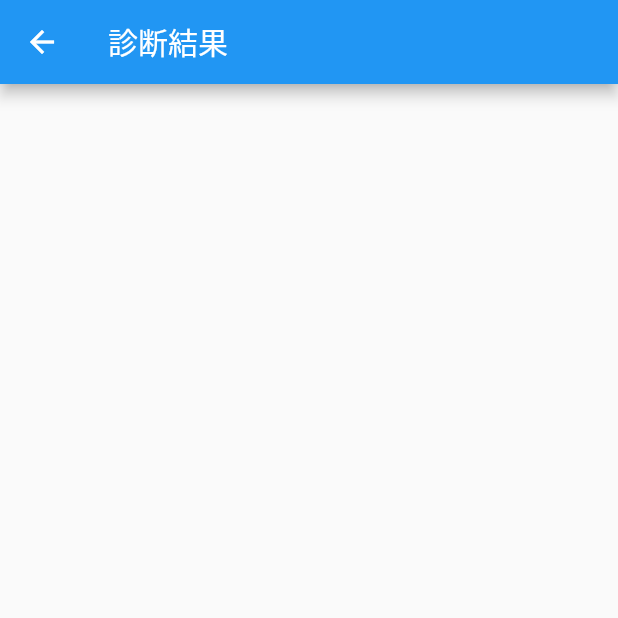
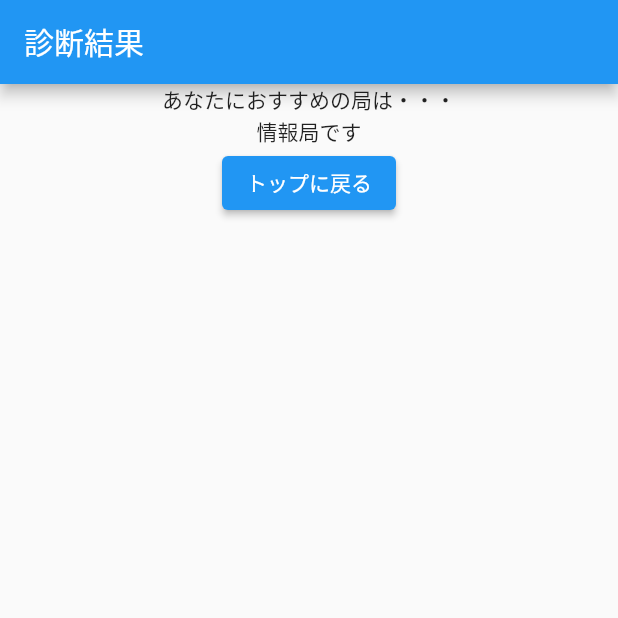
Before and after one commit to kazumahashimoto-rikoten/sorting_hat, a Flutter app: the Result screen opened directly, on a phone screen of 412 x 824 dp, the top half of it. Run offline on Flutter 3.47's test engine with Material 2 defaults, Android fonts, the phone set to English and light mode, and no system bars; our stand-ins replace flutter_hooks, hooks_riverpod.

Commit message:
結果画面からトップに戻れるようになった

```diff
--- a/lib/question_screen.dart
+++ b/lib/question_screen.dart
@@ -12,7 +12,9 @@ class QuestionScreen extends HookConsumerWidget {
   Widget build(BuildContext context, WidgetRef ref) {
     final i = useState(0);
 
-    return Scaffold(
+    return WillPopScope(
+      onWillPop: () async => false, //スワイプで戻れないように
+      child: Scaffold(
         body: Center(
           child: Container(
             alignment: Alignment.center,
@@ -38,7 +40,8 @@ class QuestionScreen extends HookConsumerWidget {
                             ref.watch(quesProvider)['second_questions'];
                         int qLength = secQuestions!.length;
                         int random = math.Random().nextInt(qLength);
-                      return Text(secQuestions[random]['question'].toString());
+                        return Text(
+                            secQuestions[random]['question'].toString());
                       } else {
                         var otherQuestions =
                             ref.watch(quesProvider)['other_questions'];
@@ -126,6 +129,7 @@ class QuestionScreen extends HookConsumerWidget {
             ),
           ),
         ),
+      ),
     );
   }
 }
--- a/lib/result.dart
+++ b/lib/result.dart
@@ -1,15 +1,36 @@
 import 'package:flutter/material.dart';
+import 'package:flutter_hooks/flutter_hooks.dart';
+import 'package:hooks_riverpod/hooks_riverpod.dart';
+import 'package:sorting_hat/questions.dart';
 
-class Result extends StatelessWidget {
+class Result extends HookConsumerWidget {
   const Result({Key? key}) : super(key: key);
 
   @override
-  Widget build(BuildContext context) {
-    return Scaffold(
-      appBar: AppBar(
-        title: Text('診断結果'),
+  Widget build(BuildContext context, WidgetRef ref) {
+    return WillPopScope(
+      onWillPop: () async => false,
+      child: Scaffold(
+        appBar: AppBar(
+          title: Text('診断結果'),
+          automaticallyImplyLeading: false,
+        ),
+        body: Center(
+          child: Column(
+            children: [
+              Text('あなたにおすすめの局は・・・'),
+              Text('情報局です'),
+              ElevatedButton(
+                  onPressed: () {
+                    ref.refresh(quesProvider);
+                    // print(ref.watch(quesProvider)['other_questions']);
+                    Navigator.popUntil(context, (route) => route.isFirst);
+                  },
+                  child: Text('トップに戻る')),
+            ],
+          ),
+        ),
       ),
-      body: Center(),
     );
   }
 }
```
Lines whose indentation alone changed are shown as unchanged.
